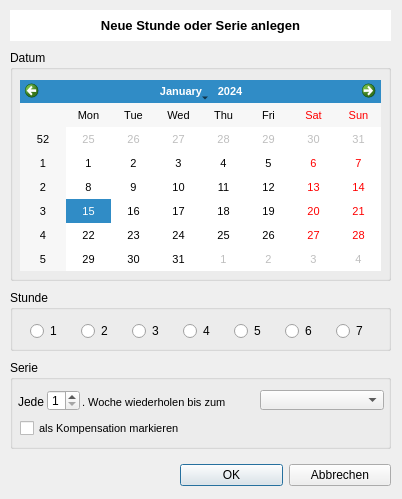
Old version of the form NeueStunde2.ui in the repository pyphil/Kursbuch.
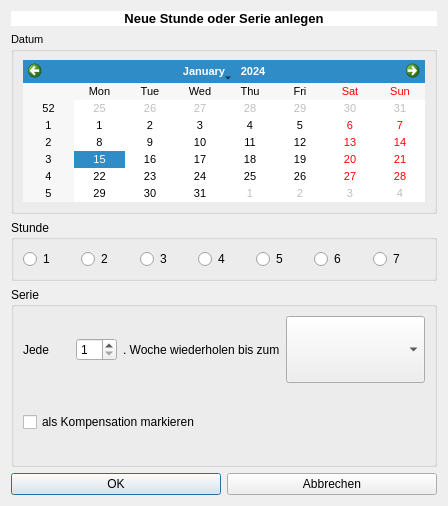
New version of the form. Icons and pictures are not drawn.

Diff of the .ui file:
```diff
--- a/NeueStunde2.ui
+++ b/NeueStunde2.ui
@@ -9,22 +9,10 @@
    <rect>
     <x>0</x>
     <y>0</y>
-    <width>402</width>
-    <height>499</height>
+    <width>448</width>
+    <height>506</height>
    </rect>
   </property>
-  <property name="minimumSize">
-   <size>
-    <width>371</width>
-    <height>496</height>
-   </size>
-  </property>
-  <property name="maximumSize">
-   <size>
-    <width>402</width>
-    <height>499</height>
-   </size>
-  </property>
   <property name="windowTitle">
    <string>Neue Stunde</string>
   </property>
@@ -32,55 +20,66 @@
    <iconset>
     <normaloff>kursbuch.ico</normaloff>kursbuch.ico</iconset>
   </property>
+  <layout class="QGridLayout" name="gridLayout_6">
+   <item row="0" column="0">
+    <widget class="QLabel" name="label_2">
+     <property name="maximumSize">
+      <size>
+       <width>16777215</width>
+       <height>31</height>
+      </size>
+     </property>
+     <property name="font">
+      <font>
+       <pointsize>10</pointsize>
+       <weight>75</weight>
+       <bold>true</bold>
+      </font>
+     </property>
+     <property name="styleSheet">
+      <string notr="true">background-color: rgb(255, 255, 255);</string>
+     </property>
+     <property name="text">
+      <string>Neue Stunde oder Serie anlegen</string>
+     </property>
+     <property name="alignment">
+      <set>Qt::AlignCenter</set>
+     </property>
+     <property name="margin">
+      <number>0</number>
+     </property>
+    </widget>
+   </item>
+   <item row="1" column="0">
   <widget class="QGroupBox" name="groupBox">
-   <property name="geometry">
-    <rect>
-     <x>10</x>
-     <y>50</y>
-     <width>381</width>
-     <height>231</height>
-    </rect>
+     <property name="font">
+      <font>
+       <pointsize>8</pointsize>
+      </font>
    </property>
    <property name="title">
     <string>Datum</string>
    </property>
-   <widget class="QCalendarWidget" name="calendarWidget">
-    <property name="geometry">
-     <rect>
-      <x>10</x>
-      <y>30</y>
-      <width>361</width>
-      <height>191</height>
-     </rect>
-    </property>
-    <property name="font">
-     <font>
-      <pointsize>8</pointsize>
-     </font>
-    </property>
-   </widget>
-  </widget>
+     <layout class="QGridLayout" name="gridLayout_3">
+      <item row="0" column="0">
+       <widget class="QCalendarWidget" name="calendarWidget"/>
+      </item>
+     </layout>
+    </widget>
+   </item>
+   <item row="2" column="0">
   <widget class="QGroupBox" name="groupBox_2">
-   <property name="geometry">
-    <rect>
-     <x>10</x>
-     <y>290</y>
+     <property name="minimumSize">
+      <size>
      <width>381</width>
      <height>61</height>
-    </rect>
+      </size>
    </property>
    <property name="title">
     <string>Stunde</string>
    </property>
-   <widget class="QWidget" name="layoutWidget">
-    <property name="geometry">
-     <rect>
-      <x>20</x>
-      <y>30</y>
-      <width>351</width>
-      <height>22</height>
-     </rect>
-    </property>
+     <layout class="QGridLayout" name="gridLayout_5">
+      <item row="0" column="0">
     <layout class="QGridLayout" name="gridLayout_2">
      <item row="0" column="0">
       <widget class="QRadioButton" name="radioButton">
@@ -132,92 +131,78 @@
       </widget>
      </item>
     </layout>
-   </widget>
-  </widget>
-  <widget class="QWidget" name="layoutWidget">
-   <property name="geometry">
-    <rect>
-     <x>180</x>
-     <y>460</y>
-     <width>211</width>
-     <height>30</height>
-    </rect>
-   </property>
-   <layout class="QGridLayout" name="gridLayout">
-    <item row="0" column="1">
-     <widget class="QPushButton" name="pushButton_2">
-      <property name="text">
-       <string>Abbrechen</string>
-      </property>
-     </widget>
-    </item>
-    <item row="0" column="0">
-     <widget class="QPushButton" name="pushButton">
-      <property name="text">
-       <string>OK</string>
-      </property>
-      <property name="default">
-       <bool>true</bool>
-      </property>
-     </widget>
     </item>
    </layout>
   </widget>
-  <widget class="QLabel" name="label_2">
-   <property name="geometry">
-    <rect>
-     <x>10</x>
-     <y>10</y>
-     <width>381</width>
-     <height>31</height>
-    </rect>
-   </property>
-   <property name="maximumSize">
-    <size>
-     <width>16777215</width>
-     <height>31</height>
-    </size>
-   </property>
-   <property name="font">
-    <font>
-     <pointsize>10</pointsize>
-     <weight>75</weight>
-     <bold>true</bold>
-    </font>
-   </property>
-   <property name="styleSheet">
-    <string notr="true">background-color: rgb(255, 255, 255);</string>
-   </property>
-   <property name="text">
-    <string>Neue Stunde oder Serie anlegen</string>
-   </property>
-   <property name="alignment">
-    <set>Qt::AlignCenter</set>
-   </property>
-   <property name="margin">
-    <number>0</number>
-   </property>
-  </widget>
+   </item>
+   <item row="3" column="0">
   <widget class="QGroupBox" name="groupBox_3">
-   <property name="geometry">
-    <rect>
-     <x>10</x>
-     <y>360</y>
-     <width>381</width>
+     <property name="minimumSize">
+      <size>
+       <width>391</width>
      <height>89</height>
-    </rect>
+      </size>
    </property>
    <property name="title">
     <string>Serie</string>
    </property>
+     <layout class="QGridLayout" name="gridLayout_4">
+      <item row="0" column="0">
+       <layout class="QVBoxLayout" name="verticalLayout">
+        <item>
+         <layout class="QHBoxLayout" name="horizontalLayout">
+          <item>
+           <widget class="QLabel" name="label">
+            <property name="text">
+             <string>Jede</string>
+            </property>
+           </widget>
+          </item>
+          <item>
+           <widget class="QSpinBox" name="spinBox">
+            <property name="sizePolicy">
+             <sizepolicy hsizetype="Fixed" vsizetype="Fixed">
+              <horstretch>0</horstretch>
+              <verstretch>0</verstretch>
+             </sizepolicy>
+            </property>
+            <property name="minimumSize">
+             <size>
+              <width>31</width>
+              <height>0</height>
+             </size>
+            </property>
+            <property name="minimum">
+             <number>1</number>
+            </property>
+           </widget>
+          </item>
+          <item>
+           <widget class="QLabel" name="label_3">
+            <property name="sizePolicy">
+             <sizepolicy hsizetype="Fixed" vsizetype="Preferred">
+              <horstretch>0</horstretch>
+              <verstretch>0</verstretch>
+             </sizepolicy>
+            </property>
+            <property name="text">
+             <string>. Woche wiederholen bis zum</string>
+            </property>
+           </widget>
+          </item>
+          <item>
    <widget class="QComboBox" name="comboBoxSerie">
-    <property name="geometry">
-     <rect>
-      <x>250</x>
-      <y>30</y>
-      <width>124</width>
-      <height>20</height>
-     </rect>
+            <property name="sizePolicy">
+             <sizepolicy hsizetype="Fixed" vsizetype="Expanding">
+              <horstretch>0</horstretch>
+              <verstretch>0</verstretch>
+             </sizepolicy>
+            </property>
+            <property name="minimumSize">
+             <size>
+              <width>51</width>
+              <height>0</height>
+             </size>
     </property>
     <property name="inputMethodHints">
      <set>Qt::ImhNone</set>
@@ -229,76 +214,49 @@
      <string>keine Wiederholung</string>
     </property>
    </widget>
-   <widget class="QLabel" name="label_3">
-    <property name="geometry">
-     <rect>
-      <x>72</x>
-      <y>34</y>
-      <width>181</width>
-      <height>16</height>
-     </rect>
-    </property>
-    <property name="sizePolicy">
-     <sizepolicy hsizetype="Minimum" vsizetype="Fixed">
-      <horstretch>0</horstretch>
-      <verstretch>0</verstretch>
-     </sizepolicy>
-    </property>
-    <property name="font">
-     <font>
-      <family>Segoe UI</family>
-      <pointsize>8</pointsize>
-     </font>
-    </property>
-    <property name="text">
-     <string>. Woche wiederholen bis zum</string>
-    </property>
-   </widget>
-   <widget class="QLabel" name="label">
-    <property name="geometry">
-     <rect>
-      <x>8</x>
-      <y>34</y>
-      <width>31</width>
-      <height>16</height>
-     </rect>
-    </property>
-    <property name="text">
-     <string>Jede</string>
-    </property>
-   </widget>
-   <widget class="QSpinBox" name="spinBox">
-    <property name="geometry">
-     <rect>
-      <x>37</x>
-      <y>30</y>
-      <width>33</width>
-      <height>21</height>
-     </rect>
-    </property>
-    <property name="minimum">
-     <number>1</number>
-    </property>
-   </widget>
+          </item>
+         </layout>
+        </item>
+        <item>
    <widget class="QCheckBox" name="checkBox">
-    <property name="geometry">
-     <rect>
-      <x>10</x>
-      <y>60</y>
-      <width>351</width>
-      <height>17</height>
-     </rect>
-    </property>
-    <property name="font">
-     <font>
-      <pointsize>8</pointsize>
-     </font>
+          <property name="sizePolicy">
+           <sizepolicy hsizetype="Expanding" vsizetype="Expanding">
+            <horstretch>0</horstretch>
+            <verstretch>0</verstretch>
+           </sizepolicy>
     </property>
     <property name="text">
      <string>als Kompensation markieren</string>
     </property>
    </widget>
-  </widget>
+        </item>
+       </layout>
+      </item>
+     </layout>
+    </widget>
+   </item>
+   <item row="4" column="0">
+    <layout class="QGridLayout" name="gridLayout">
+     <item row="0" column="1">
+      <widget class="QPushButton" name="pushButton_2">
+       <property name="text">
+        <string>Abbrechen</string>
+       </property>
+      </widget>
+     </item>
+     <item row="0" column="0">
+      <widget class="QPushButton" name="pushButton">
+       <property name="text">
+        <string>OK</string>
+       </property>
+       <property name="default">
+        <bool>true</bool>
+       </property>
+      </widget>
+     </item>
+    </layout>
+   </item>
+  </layout>
  </widget>
  <resources/>
  <connections/>
```
Lines whose indentation alone changed are shown as unchanged.
